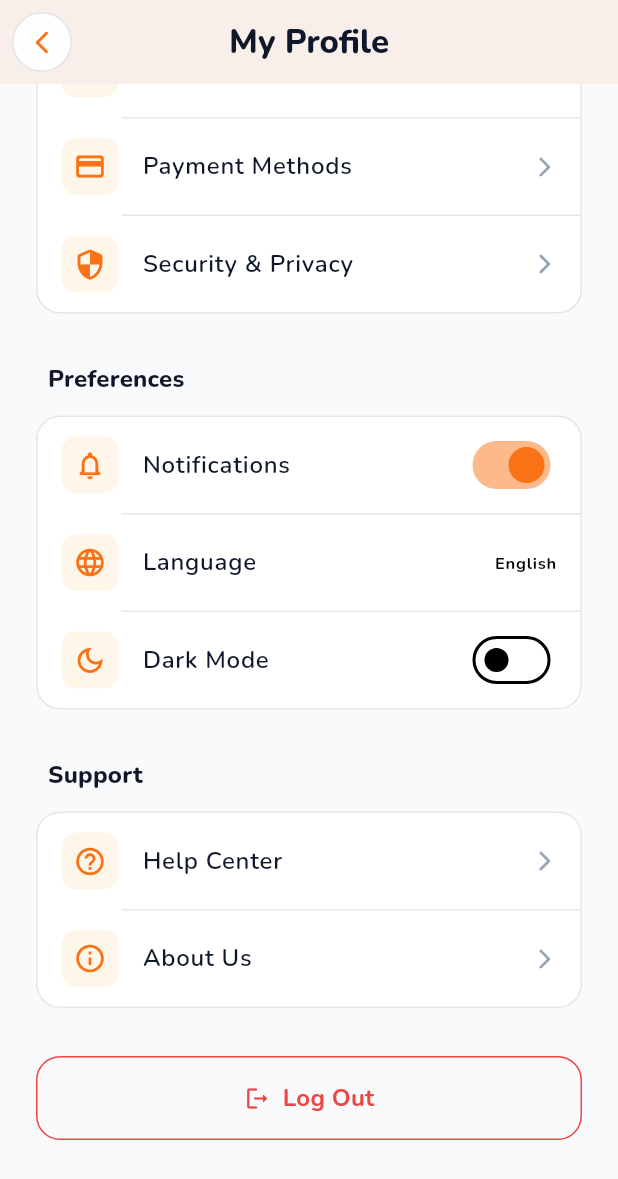
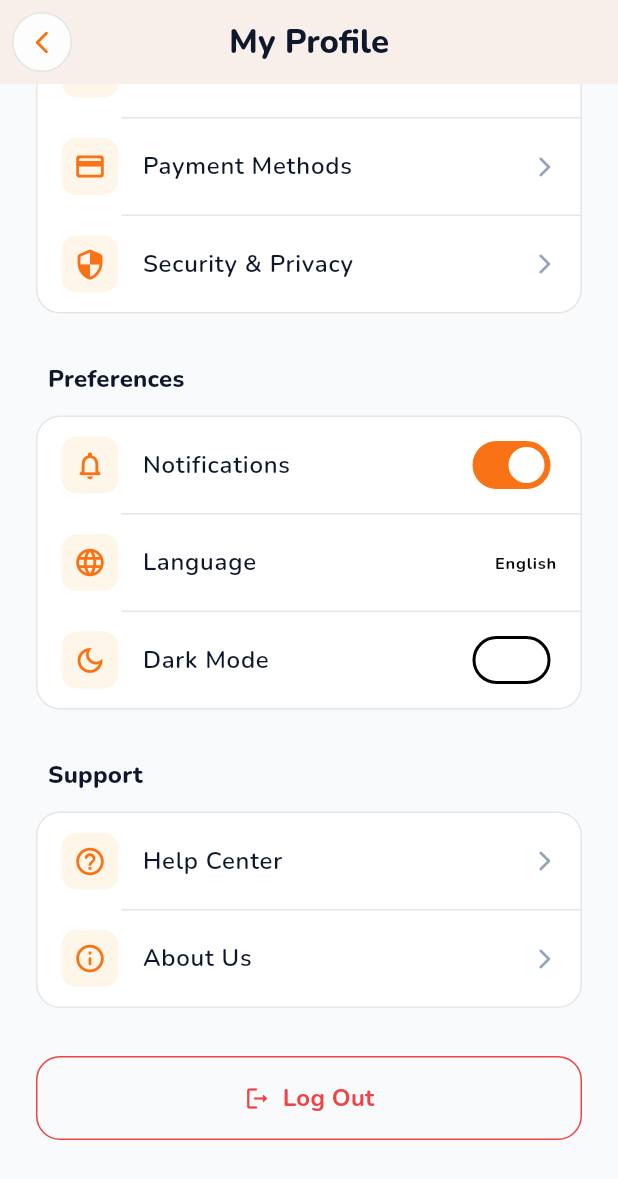
Before and after one commit to Biniyam-Taye/Hotel-Mobile-App, a Flutter app: the ProfileScreen screen opened directly, scrolled down 293 dp, on a phone screen of 412 x 824 dp. Shown: the top 1179 px of the screen. Run offline on Flutter 3.47's test engine with Material 3 defaults, Android fonts, the phone set to English and light mode, and no system bars; our stand-ins replace flutter_riverpod, go_router, google_fonts, riverpod_annotation; generated files the repository leaves out were written again; network calls fail.

Commit message:
feat: implement home and profile screen UI components

```diff
--- a/hotel_app/lib/features/profile/presentation/screens/profile_screen.dart
+++ b/hotel_app/lib/features/profile/presentation/screens/profile_screen.dart
@@ -108,9 +108,9 @@ class ProfileScreen extends StatelessWidget {
             _SettingsSection(
               title: 'Preferences',
               items: [
-                _SettingsItem(icon: Icons.notifications_none_rounded, title: 'Notifications', trailing: Switch(value: true, onChanged: (v) {}, activeThumbColor: AppColors.primary)),
+                _SettingsItem(icon: Icons.notifications_none_rounded, title: 'Notifications', trailing: Switch(value: true, onChanged: (v) {}, activeTrackColor: AppColors.primary, thumbColor: WidgetStateProperty.all(Colors.white))),
                 _SettingsItem(icon: Icons.language_rounded, title: 'Language', trailing: const Text('English', style: TextStyle(fontWeight: FontWeight.bold))),
-                _SettingsItem(icon: Icons.dark_mode_outlined, title: 'Dark Mode', trailing: Switch(value: false, onChanged: (v) {}, activeThumbColor: AppColors.primary)),
+                _SettingsItem(icon: Icons.dark_mode_outlined, title: 'Dark Mode', trailing: Switch(value: false, onChanged: (v) {}, activeTrackColor: AppColors.primary, thumbColor: WidgetStateProperty.all(Colors.white))),
               ],
             ),
             const SizedBox(height: AppSpacing.xl),
```
Also changed, not shown: hotel_app/lib/features/home/presentation/screens/home_screen.dart (+9 -6 lines).
